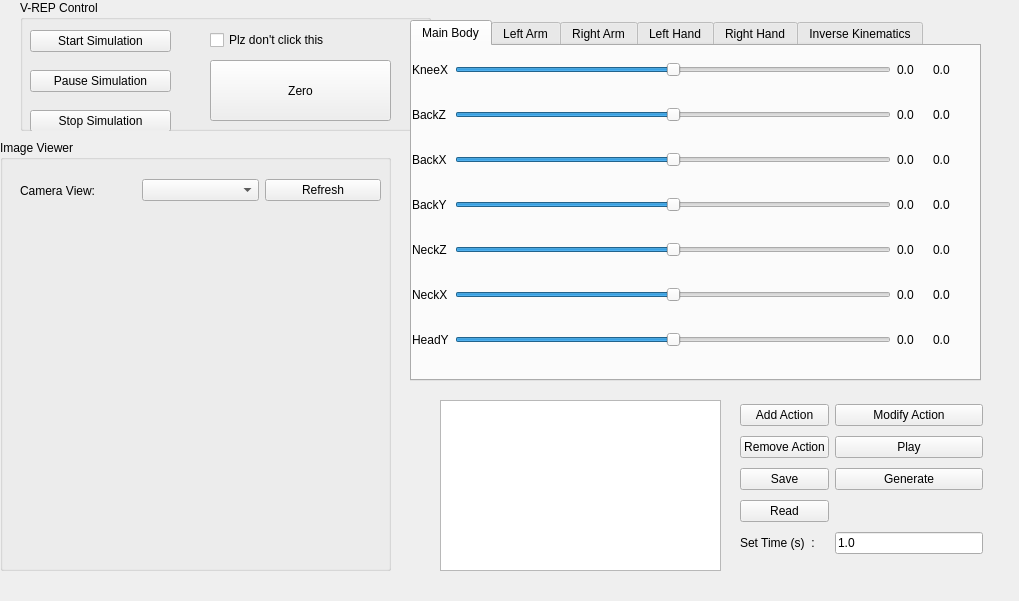
Qt form src/my_plugin.ui (Rayckey/XR1_vrep_ros) before a commit.
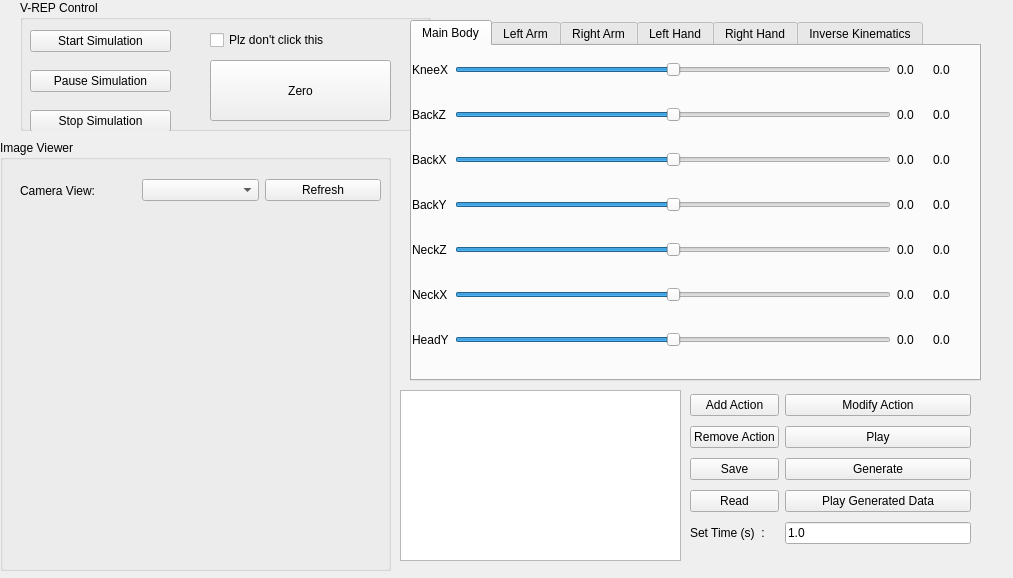
The same form after that commit. Custom widgets are drawn as their Qt base class.

Commit message: added function to play generated data

The edit to the form file:
```diff
--- a/src/my_plugin.ui
+++ b/src/my_plugin.ui
@@ -6,8 +6,8 @@
    <rect>
     <x>0</x>
     <y>0</y>
-    <width>1019</width>
-    <height>601</height>
+    <width>1013</width>
+    <height>578</height>
    </rect>
   </property>
   <property name="windowTitle">
@@ -274,19 +274,6 @@
     <string>Save Current Data</string>
    </property>
   </widget>
-  <widget class="QPushButton" name="Dance_Button">
-   <property name="geometry">
-    <rect>
-     <x>400</x>
-     <y>640</y>
-     <width>181</width>
-     <height>121</height>
-    </rect>
-   </property>
-   <property name="text">
-    <string>Operation Break Dance</string>
-   </property>
-  </widget>
   <widget class="QTabWidget" name="tabWidget">
    <property name="geometry">
     <rect>
@@ -2103,8 +2090,8 @@
   <widget class="QListWidget" name="actionList">
    <property name="geometry">
     <rect>
-     <x>440</x>
-     <y>400</y>
+     <x>400</x>
+     <y>390</y>
      <width>281</width>
      <height>171</height>
     </rect>
@@ -2113,9 +2100,9 @@
   <widget class="QWidget" name="gridLayoutWidget_8">
    <property name="geometry">
     <rect>
-     <x>740</x>
-     <y>400</y>
-     <width>243</width>
+     <x>690</x>
+     <y>390</y>
+     <width>281</width>
      <height>161</height>
     </rect>
    </property>
@@ -2183,6 +2170,13 @@
       </property>
      </widget>
     </item>
+    <item row="3" column="1">
+     <widget class="QPushButton" name="Dance_Button">
+      <property name="text">
+       <string>Play Generated Data</string>
+      </property>
+     </widget>
+    </item>
    </layout>
   </widget>
  </widget>
```
The commit also changes 5 other files.
